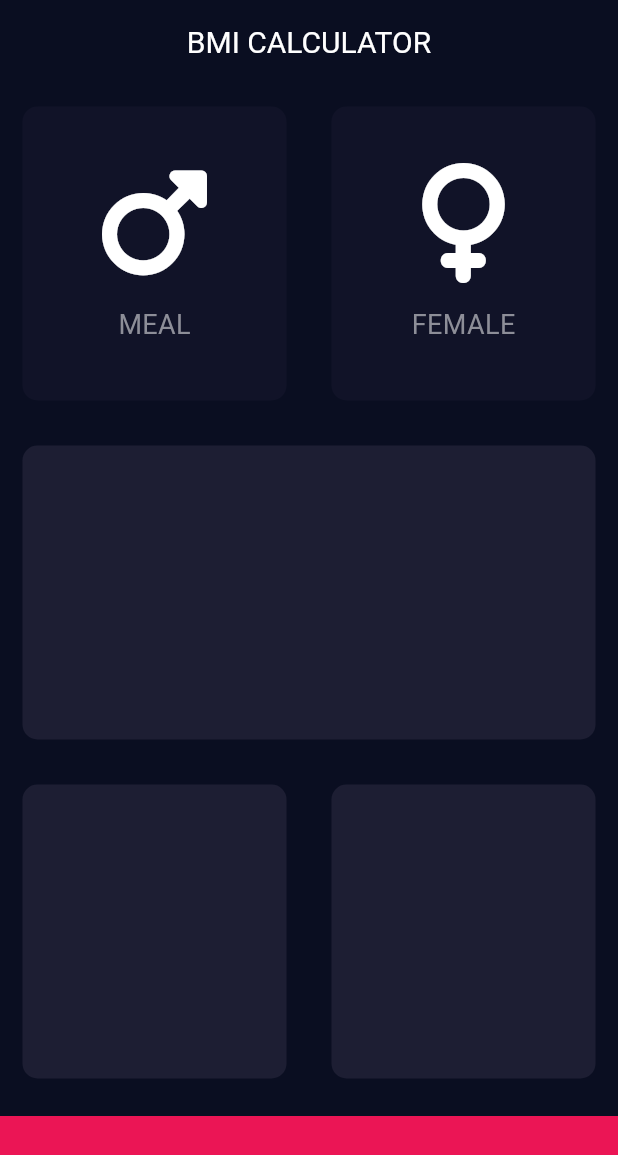
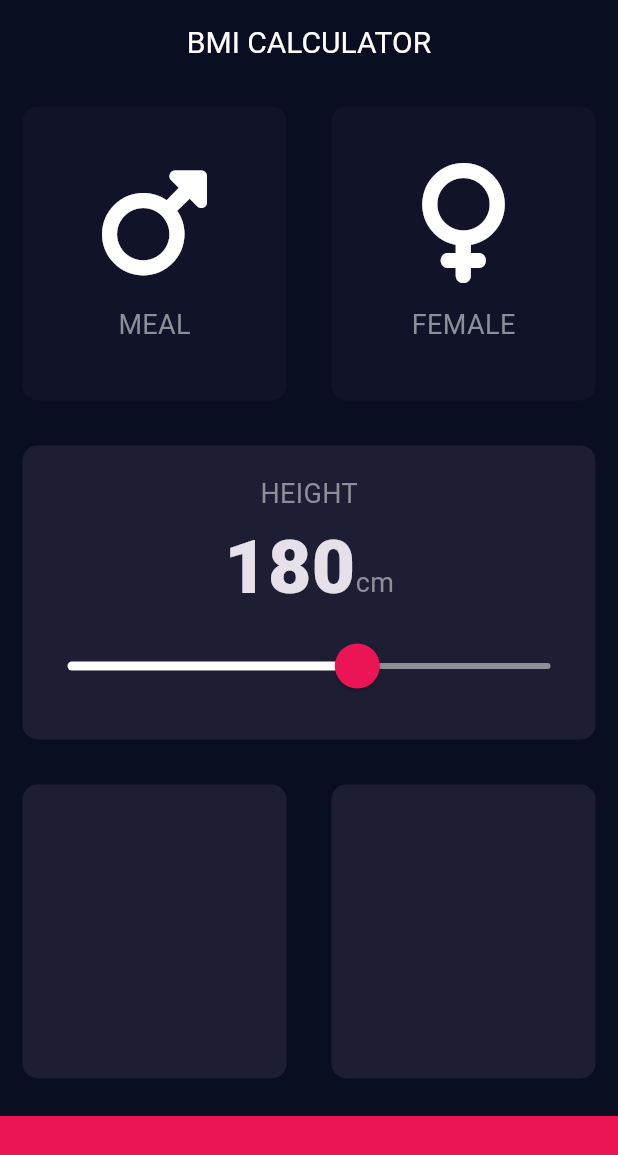
Before and after one commit to zhangzunke/bmi_calculator_flutter, a Flutter app: the screen it shows after launch, on a phone screen of 412 x 824 dp. Shown: the top 1155 px of the screen. Run offline on Flutter 3.47's test engine with Material 3 defaults, Android fonts, the phone set to English and light mode, and no system bars; our stand-ins replace font_awesome_flutter.

Commit message:
add slide

```diff
--- /dev/null
+++ b/lib/constants.dart
@@ -0,0 +1,9 @@
+import 'package:flutter/material.dart';
+
+const kActiveCardColor = Color(0xFF1D1E33);
+const kInactiveCardColor = Color(0xFF111328);
+const kBottomContainerHeight = 80.0;
+const kBottomContainerColor = Color(0xFFEB1555);
+
+const kLabelTextStyle = TextStyle(fontSize: 18.0, color: Color(0xFF8D8E98));
+const kNumberTextStyle = TextStyle(fontSize: 50.0, fontWeight: FontWeight.w900);
--- a/lib/icon_content.dart
+++ b/lib/icon_content.dart
@@ -1,6 +1,5 @@
 import 'package:flutter/material.dart';
-
-const labelTextStyle = TextStyle(fontSize: 18.0, color: Color(0xFF8D8E98));
+import 'constants.dart';
 
 class IconContent extends StatelessWidget {
   const IconContent({super.key, required this.icon, required this.label});
@@ -13,7 +12,7 @@ class IconContent extends StatelessWidget {
       children: [
         Icon(icon, size: 80.0, color: Colors.white),
         SizedBox(height: 15.0),
-        Text(label, style: labelTextStyle),
+        Text(label, style: kLabelTextStyle),
       ],
     );
   }
--- a/lib/input_page.dart
+++ b/lib/input_page.dart
@@ -1,12 +1,8 @@
 import 'package:flutter/material.dart';
 import 'package:font_awesome_flutter/font_awesome_flutter.dart';
+import 'constants.dart';
 import 'icon_content.dart';
 import 'resuable_card.dart';
-
-const activeCardColor = Color(0xFF1D1E33);
-const inactiveCardColor = Color(0xFF111328);
-const bottomContainerHeight = 80.0;
-const bottomContainerColor = Color(0xFFEB1555);
 
 enum Gender { male, female }
 
@@ -19,6 +15,7 @@ class InputPage extends StatefulWidget {
 
 class _InputPageState extends State<InputPage> {
   Gender? selectedGender;
+  int height = 180; // Default height in cm
   @override
   Widget build(BuildContext context) {
     return Scaffold(
@@ -37,8 +34,8 @@ class _InputPageState extends State<InputPage> {
                         });
                       },
                       colour: selectedGender == Gender.male
-                          ? activeCardColor
-                          : inactiveCardColor,
+                          ? kActiveCardColor
+                          : kInactiveCardColor,
                       cardChild: IconContent(
                         icon: FontAwesomeIcons.mars,
                         label: 'MEAL',
@@ -53,8 +50,8 @@ class _InputPageState extends State<InputPage> {
                         });
                       },
                       colour: selectedGender == Gender.female
-                          ? activeCardColor
-                          : inactiveCardColor,
+                          ? kActiveCardColor
+                          : kInactiveCardColor,
                       cardChild: IconContent(
                         icon: FontAwesomeIcons.venus,
                         label: 'FEMALE',
@@ -64,20 +61,63 @@ class _InputPageState extends State<InputPage> {
                 ],
               ),
             ),
-            Expanded(child: ResuableCard(colour: activeCardColor)),
+            Expanded(
+              child: ResuableCard(
+                colour: kActiveCardColor,
+                cardChild: Column(
+                  mainAxisAlignment: MainAxisAlignment.center,
+                  children: [
+                    Text('HEIGHT', style: kLabelTextStyle),
+                    Row(
+                      mainAxisAlignment: MainAxisAlignment.center,
+                      crossAxisAlignment: CrossAxisAlignment.baseline,
+                      textBaseline: TextBaseline.alphabetic,
+                      children: [
+                        Text(height.toString(), style: kNumberTextStyle),
+                        Text('cm', style: kLabelTextStyle),
+                      ],
+                    ),
+                    SliderTheme(
+                      data: SliderTheme.of(context).copyWith(
+                        activeTrackColor: Colors.white,
+                        inactiveTrackColor: Color(0xFF8D8E98),
+                        thumbColor: Color(0xFFEB1555),
+                        overlayColor: Color(0x29EB1555),
+                        thumbShape: RoundSliderThumbShape(
+                          enabledThumbRadius: 15.0,
+                        ),
+                        overlayShape: RoundSliderOverlayShape(
+                          overlayRadius: 30.0,
+                        ),
+                      ),
+                      child: Slider(
+                        value: height.toDouble(),
+                        min: 120,
+                        max: 220,
+                        onChanged: (double newValue) {
+                          setState(() {
+                            height = newValue.round();
+                          });
+                        },
+                      ),
+                    ),
+                  ],
+                ),
+              ),
+            ),
             Expanded(
               child: Row(
                 children: [
-                  Expanded(child: ResuableCard(colour: activeCardColor)),
-                  Expanded(child: ResuableCard(colour: activeCardColor)),
+                  Expanded(child: ResuableCard(colour: kActiveCardColor)),
+                  Expanded(child: ResuableCard(colour: kActiveCardColor)),
                 ],
               ),
             ),
             Container(
-              color: bottomContainerColor,
+              color: kBottomContainerColor,
               margin: EdgeInsets.only(top: 10.0),
               width: double.infinity,
-              height: bottomContainerHeight,
+              height: kBottomContainerHeight,
             ),
           ],
         ),
```
